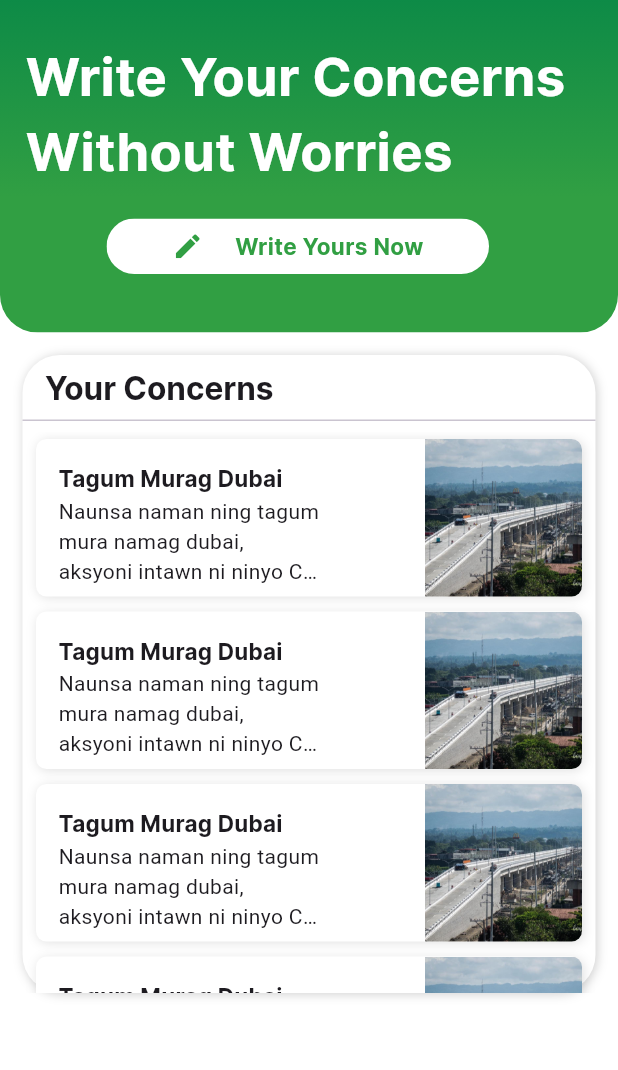
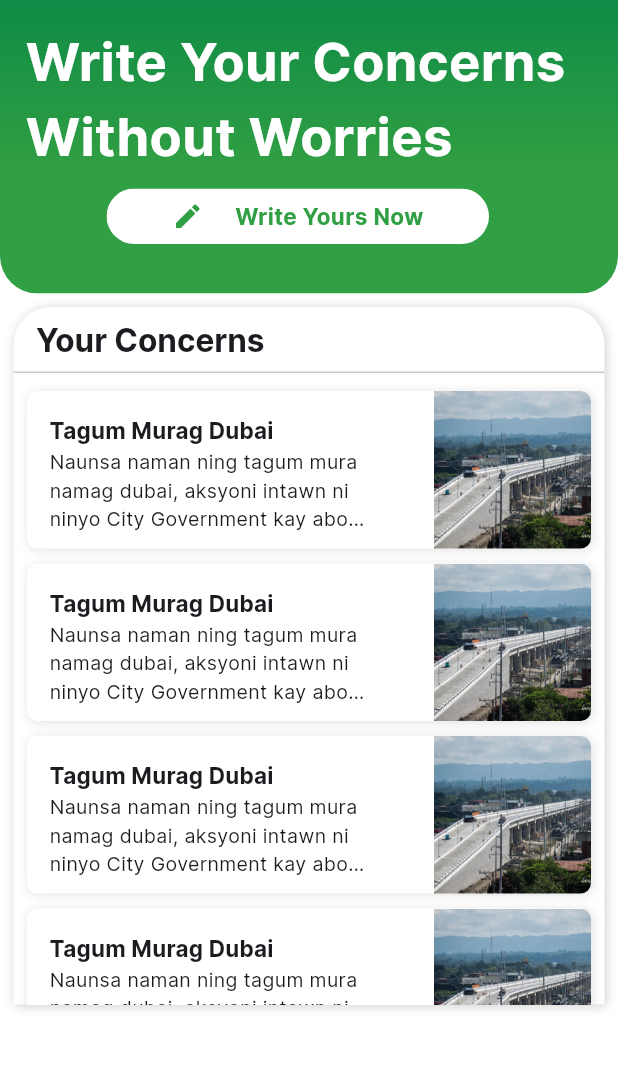
Before and after one commit to jsmrk/icare_tagum_app, a Flutter app: the WriteScreen screen opened by its route, on a phone screen of 412 x 824 dp, the part 119-1189 px from its top. Run offline on Flutter 3.47's test engine with Material 3 defaults, Android fonts, the phone set to English and light mode, and no system bars; our stand-ins replace firebase_core, google_nav_bar; accounts and stored records are empty; network calls fail.

Commit message:
fix bugs in UI

```diff
--- a/lib/views/updates_screen.dart
+++ b/lib/views/updates_screen.dart
@@ -47,7 +47,7 @@ class UpdatesScreen extends StatelessWidget {
                     UpdatesContainer(),
                     UpdatesContainer(),
                     SizedBox(
-                      height: 15,
+                      height: 7,
                     )
                   ],
                 ),
--- a/lib/views/write_screen.dart
+++ b/lib/views/write_screen.dart
@@ -15,9 +15,9 @@ class WriteScreen extends StatelessWidget {
       body: Column(
         children: [
           Stack(children: [
-            const CustomAppBar(appbarHeight: 301),
+            const CustomAppBar(appbarHeight: 275),
             const Positioned(
-              top: 105,
+              top: 95,
               left: 17,
               child: Text(
                 "Write Your Concerns\nWithout Worries",
@@ -29,7 +29,7 @@ class WriteScreen extends StatelessWidget {
               ),
             ),
             Positioned(
-              top: 225,
+              top: 205,
               left: 71,
               child: ButtonWithIcon(
                 bgColor: Colors.white,
@@ -51,10 +51,11 @@ class WriteScreen extends StatelessWidget {
             ),
           ]),
           Container(
-            height: 425,
+            height: 465,
             decoration: BoxDecoration(
               color: Colors.white,
-              borderRadius: BorderRadius.circular(25),
+              borderRadius: const BorderRadius.only(
+                  topLeft: Radius.circular(25), topRight: Radius.circular(25)),
               boxShadow: [
                 BoxShadow(
                   color: Colors.grey.withOpacity(0.5),
@@ -63,10 +64,7 @@ class WriteScreen extends StatelessWidget {
                 ),
               ],
             ),
-            margin: const EdgeInsets.symmetric(
-              vertical: 15,
-              horizontal: 15,
-            ),
+            margin: const EdgeInsets.only(top: 9, left: 9, right: 9),
             child: Column(
               children: [
                 Container(
--- a/lib/widgets/concerns_container.dart
+++ b/lib/widgets/concerns_container.dart
@@ -40,7 +40,7 @@ class UserConcerns extends StatelessWidget {
             children: [
               Container(
                 padding: const EdgeInsets.all(15),
-                width: 205,
+                width: 245,
                 child: Column(
                   mainAxisAlignment: MainAxisAlignment.spaceAround,
                   children: [
@@ -60,6 +60,7 @@ class UserConcerns extends StatelessWidget {
                       maxLines: 3,
                       overflow: TextOverflow.ellipsis,
                       textAlign: TextAlign.left,
+                      style: const TextStyle(fontFamily: 'Inter', fontSize: 13),
                     ),
                   ],
                 ),
--- a/lib/widgets/write_sheet.dart
+++ b/lib/widgets/write_sheet.dart
@@ -1,3 +1,5 @@
+// ignore_for_file: sized_box_for_whitespace
+
 import 'package:flutter/material.dart';
 import 'package:icare_tagum_app/widgets/button_no_icon.dart';
 
```
